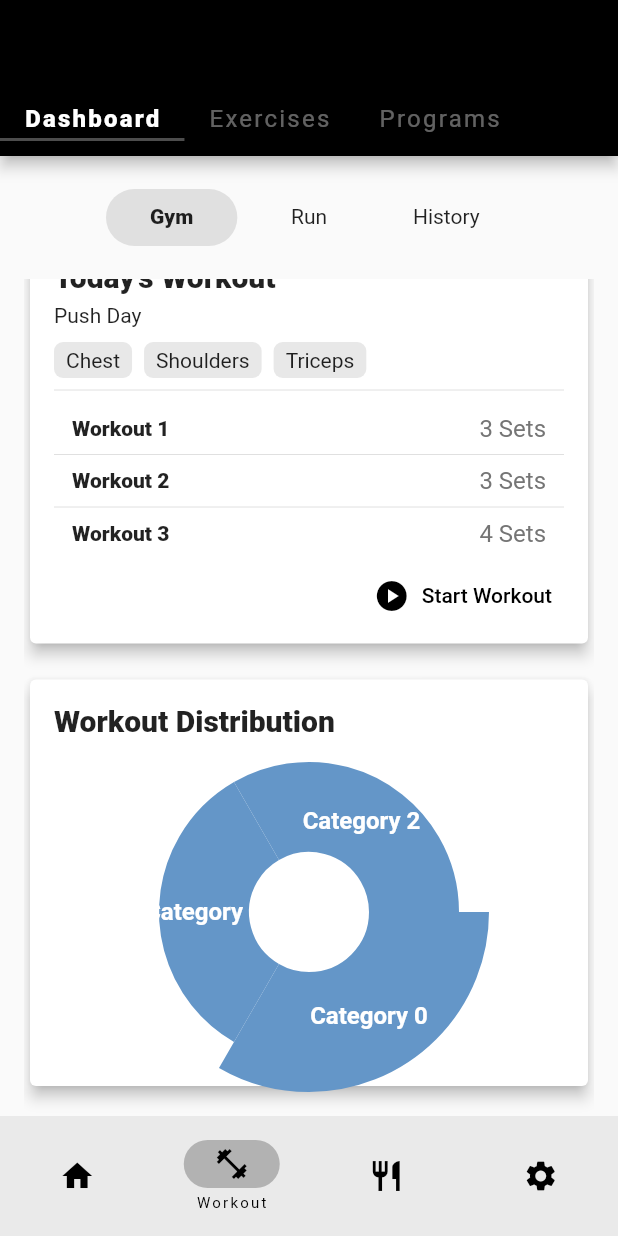
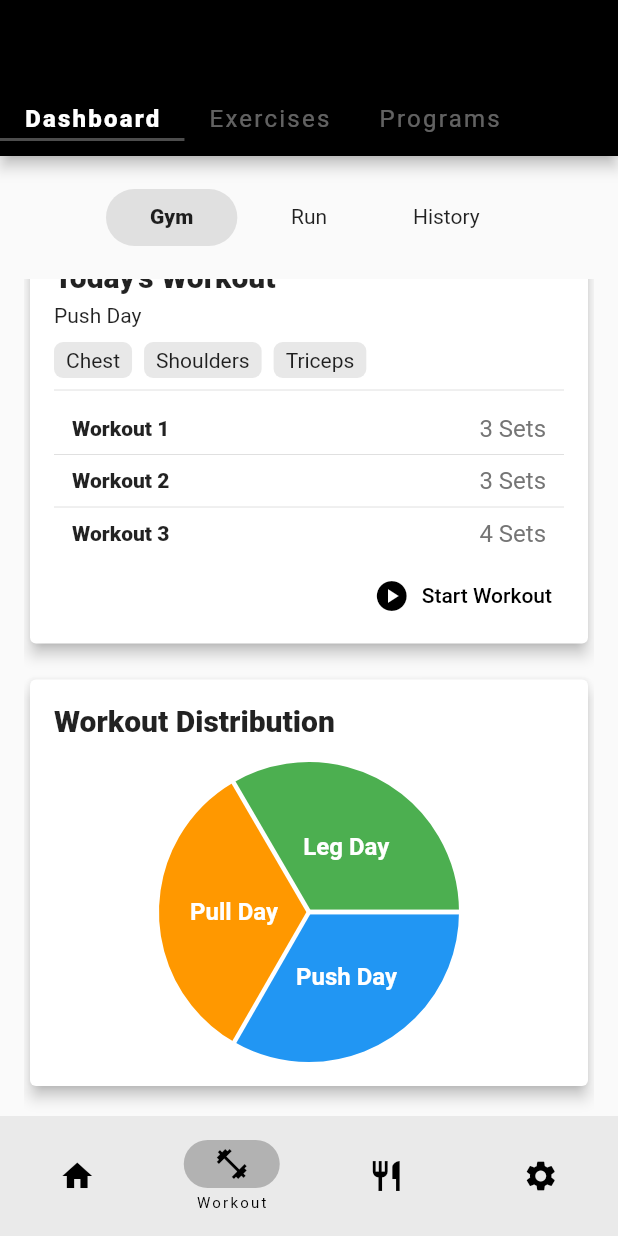
Before and after one commit to CSCI4100U/mobile-group-project-2023-mlja, a Flutter app: the screen it shows once a user with an empty profile is signed in, item 2 of the bottom bar chosen, scrolled down 83 dp, on a phone screen of 412 x 824 dp. Run offline on Flutter 3.47's test engine with Material 3 defaults, Android fonts, the phone set to English and light mode, and no system bars; drawn by our look-alikes of fl_chart; our stand-ins replace cloud_firestore, firebase_auth, firebase_core, firebase_messaging, flutter_local_notifications, flutter_map and 6 more; missing offline and left inert: firebase_ui_auth, flutter_map_geojson; accounts and stored records are empty; statements that could not run were skipped.

Commit message:
updated pie chart for workout distribution

```diff
--- a/life_balance_plus/lib/view/widgets/workout_dashboard_chart.dart
+++ b/life_balance_plus/lib/view/widgets/workout_dashboard_chart.dart
@@ -26,8 +26,8 @@ class WorkoutDashboardChart extends StatelessWidget {
                 PieChartData(
                   sections: _generateSections(),
                   borderData: FlBorderData(show: false),
-                  centerSpaceRadius: 40,
-                  sectionsSpace: 0,
+                  centerSpaceRadius: 0,
+                  sectionsSpace: 3,
                 ),
               ),
             ),
@@ -38,36 +38,40 @@ class WorkoutDashboardChart extends StatelessWidget {
   }
 
   List<PieChartSectionData> _generateSections() {
-    return List.generate(
-      3, // Replace with the number of workout categories
-      (index) {
-        final isTouched = index == 0; // Highlight the first section if needed
-
-        return PieChartSectionData(
-          color: _getRandomColor(), // You can customize colors as needed
-          value: 30.0, // Replace with actual distribution values
-          title: 'Category $index', // Replace with actual category names
-          radius: isTouched ? 80 : 60,
-          titleStyle: TextStyle(
-            fontSize: 16,
-            fontWeight: FontWeight.bold,
-            color: const Color(0xffffffff),
-          ),
-        );
-      },
-    );
-  }
-
-  Color _getRandomColor() {
-    // Replace with your logic to generate different colors
-    return Color.fromARGB(
-      255,
-      100 +
-          (50 * (DateTime.now().microsecondsSinceEpoch % 1000) / 1000).toInt(),
-      150 +
-          (50 * (DateTime.now().microsecondsSinceEpoch % 1000) / 1000).toInt(),
-      200 +
-          (55 * (DateTime.now().microsecondsSinceEpoch % 1000) / 1000).toInt(),
-    );
+    return [
+      PieChartSectionData(
+        color: Colors.blue,
+        value: 33.3, // Replace with actual distribution value for Push Day
+        title: 'Push Day',
+        radius: 100,
+        titleStyle: TextStyle(
+          fontSize: 16,
+          fontWeight: FontWeight.bold,
+          color: const Color(0xffffffff),
+        ),
+      ),
+      PieChartSectionData(
+        color: Colors.orange,
+        value: 33.3, // Replace with actual distribution value for Pull Day
+        title: 'Pull Day',
+        radius: 100,
+        titleStyle: TextStyle(
+          fontSize: 16,
+          fontWeight: FontWeight.bold,
+          color: const Color(0xffffffff),
+        ),
+      ),
+      PieChartSectionData(
+        color: Colors.green,
+        value: 33.4, // Replace with actual distribution value for Leg Day
+        title: 'Leg Day',
+        radius: 100,
+        titleStyle: TextStyle(
+          fontSize: 16,
+          fontWeight: FontWeight.bold,
+          color: const Color(0xffffffff),
+        ),
+      ),
+    ];
   }
 }
```
